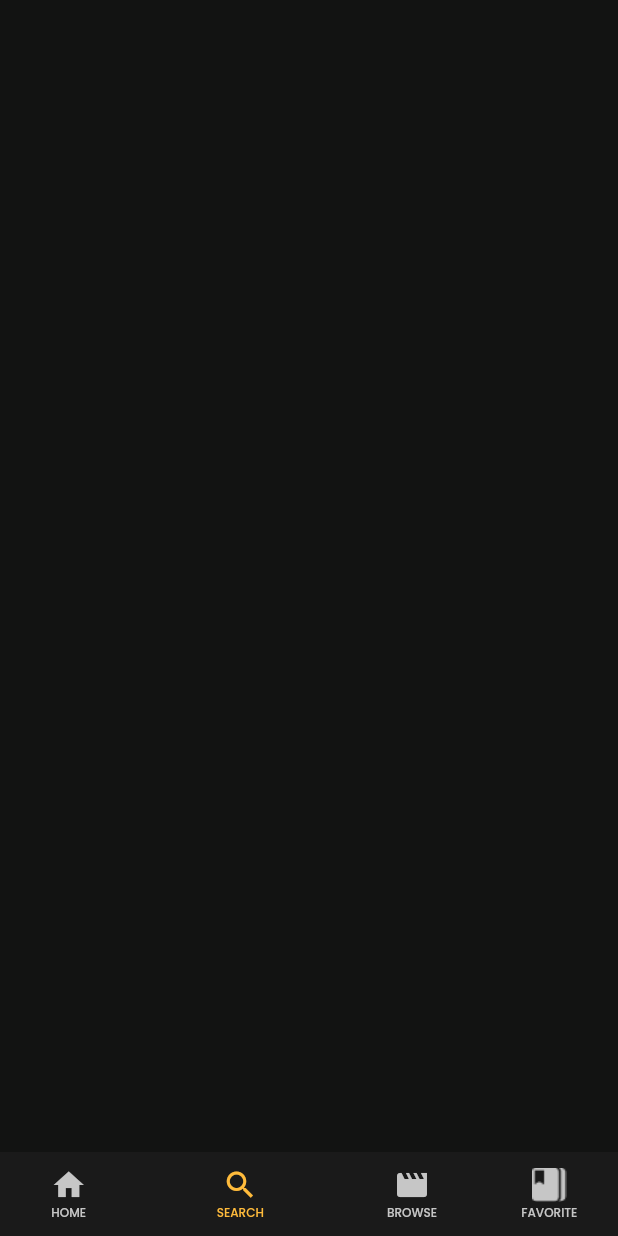
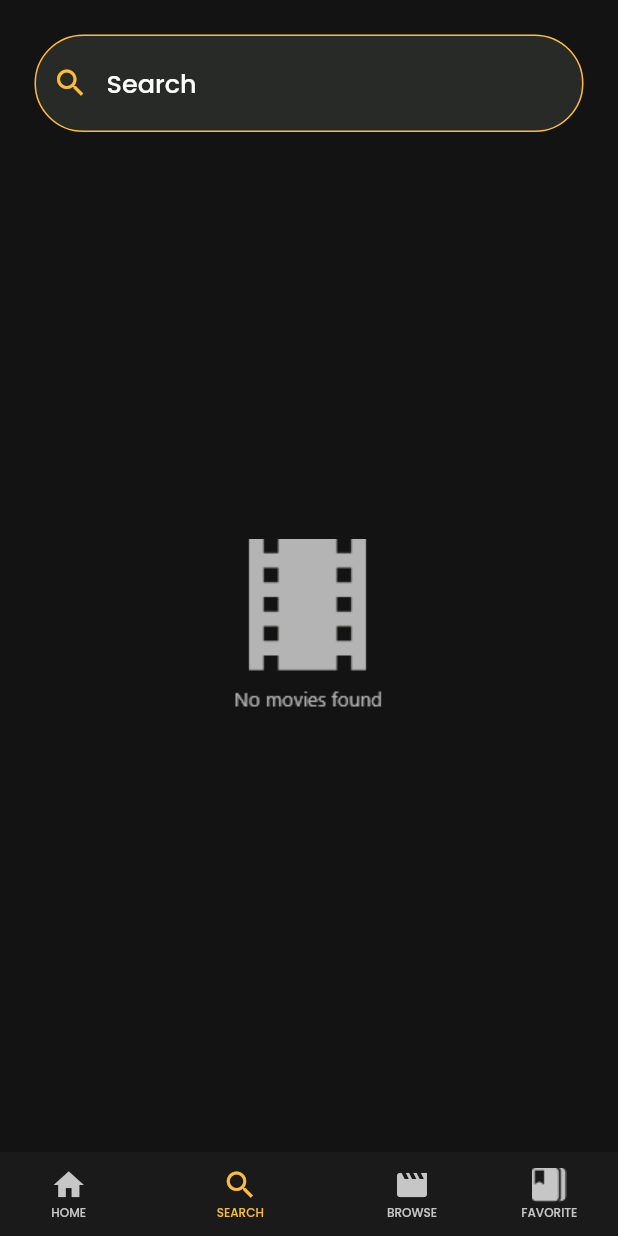
Before and after one commit to Ziadkhaled005/movies-app, a Flutter app: the screen it shows after launch, item 2 of the bottom bar chosen, on a phone screen of 412 x 824 dp. Run offline on Flutter 3.47's test engine with Material 2 defaults, Android fonts, the phone set to English and light mode, and no system bars; our stand-ins replace cached_network_image, carousel_slider, gap, google_fonts; network calls fail.

Commit message:
refactor code

```diff
--- a/lib/screens/search/search_page.dart
+++ b/lib/screens/search/search_page.dart
@@ -1,10 +1,61 @@
 import 'package:flutter/material.dart';
+import 'package:moviesapp/shared/style/colors/app_colores.dart';
 
 class SearchPage extends StatelessWidget {
   const SearchPage({super.key});
 
   @override
   Widget build(BuildContext context) {
-    return Container();
+    return Padding(
+      padding: const EdgeInsets.all(23.0),
+      child: Column(
+        children: [
+          Container(
+            decoration: BoxDecoration(
+              borderRadius: BorderRadius.circular(40),
+              color: AppColors.moviesBackGround,
+            ),
+            child: TextField(
+              style: Theme.of(context).textTheme.bodyMedium,
+              cursorColor: AppColors.selectedIconColor,
+              decoration: InputDecoration(
+                hintText: 'Search',
+                hintStyle: Theme.of(context)
+                    .textTheme
+                    .bodyMedium!
+                    .copyWith(fontSize: 17),
+                prefixIcon: const Icon(
+                  Icons.search,
+                  color: AppColors.selectedIconColor,
+                ),
+                enabledBorder: OutlineInputBorder(
+                  borderRadius: BorderRadius.circular(40),
+                  borderSide:
+                      const BorderSide(color: AppColors.selectedIconColor),
+                ),
+                focusedBorder: OutlineInputBorder(
+                  borderRadius: BorderRadius.circular(40),
+                  borderSide:
+                      const BorderSide(color: AppColors.selectedIconColor),
+                ),
+                border: OutlineInputBorder(
+                  borderRadius: BorderRadius.circular(40),
+                  borderSide:
+                      const BorderSide(color: AppColors.selectedIconColor),
+                ),
+              ),
+            ),
+          ),
+          const Spacer(),
+          Image.asset(
+            'assets/images/no_movie.png',
+            width: 100,
+            height: 115,
+            fit: BoxFit.fill,
+          ),
+          const Spacer(),
+        ],
+      ),
+    );
   }
 }
--- a/lib/splash_screen.dart
+++ b/lib/splash_screen.dart
@@ -2,20 +2,17 @@ import 'dart:async';
 import 'package:flutter/material.dart';
 import 'package:moviesapp/layout/home_page.dart';
 
-
-
-
 class SplashScreen extends StatefulWidget {
   static const String routeName = 'splash';
 
-  const SplashScreen({super.key});
+  const SplashScreen({Key? key}) : super(key: key);
+
   @override
-  _SplashScreen2SubState createState() => _SplashScreen2SubState();
+  State<SplashScreen> createState() => _SplashScreenState();
 }
 
-class _SplashScreen2SubState extends State<SplashScreen> {
+class _SplashScreenState extends State<SplashScreen> {
   bool _a = false;
-
   @override
   void initState() {
     super.initState();
@@ -25,8 +22,7 @@ class _SplashScreen2SubState extends State<SplashScreen> {
       });
     });
     Timer(const Duration(milliseconds: 4000), () {
-      Navigator.of(context)
-          .pushReplacement(SlideTransitionAnimation (const HomeScreen()));
+      Navigator.of(context).pushReplacement(SlideTransitionAnimation(const HomeScreen()));
     });
   }
 
@@ -47,11 +43,12 @@ class _SplashScreen2SubState extends State<SplashScreen> {
             color: Colors.black,
           ),
           Center(
-            child: Image.asset('assets/images/splash_screen.png',
+            child: Image.asset(
+              'assets/images/splash_screen.png',
               width: 150,
               height: 150,
               fit: BoxFit.fill,
-            )
+            ),
           ),
         ],
       ),
@@ -75,7 +72,8 @@ class SlideTransitionAnimation extends PageRouteBuilder {
               position: Tween(begin: const Offset(1.0, 0.0), end: const Offset(0.0, 0.0))
                   .animate(animation),
               textDirection: TextDirection.rtl,
-          child: page,
+              child: child,
             );
-      });
+          },
+        );
 }
```
Also changed, not shown: assets/images/2.0x/no_movie@2x.png (added), assets/images/3.0x/no_movie@3x.png (added), assets/images/no_movie.png (added). Lines whose indentation alone changed are shown as unchanged.
